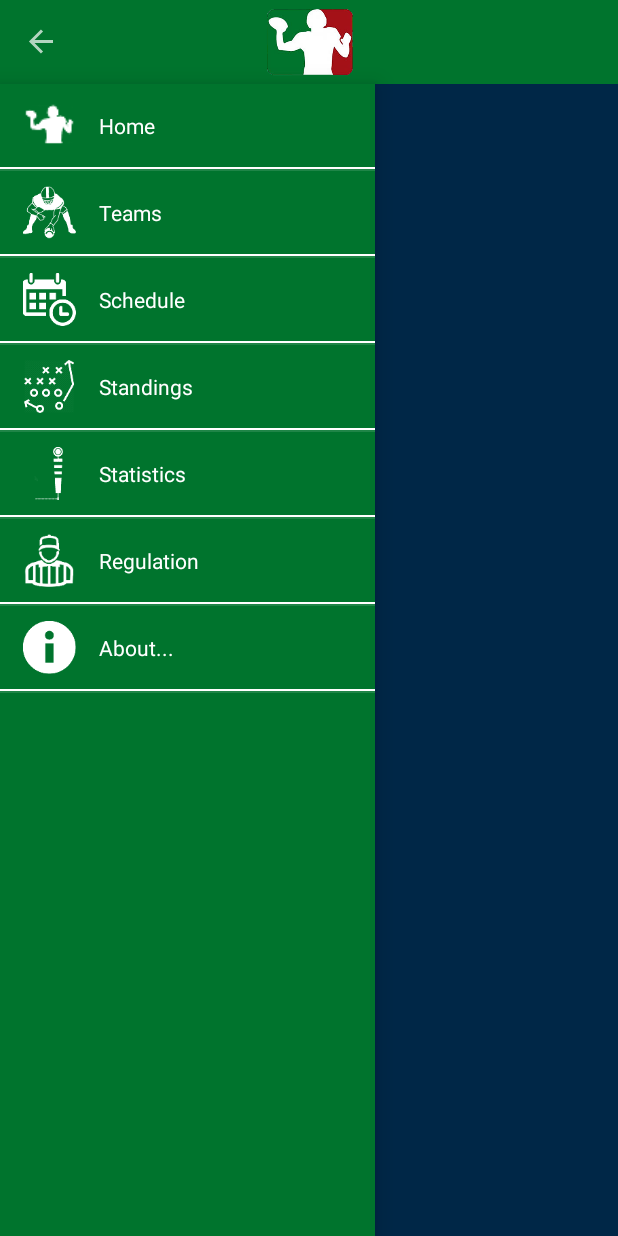
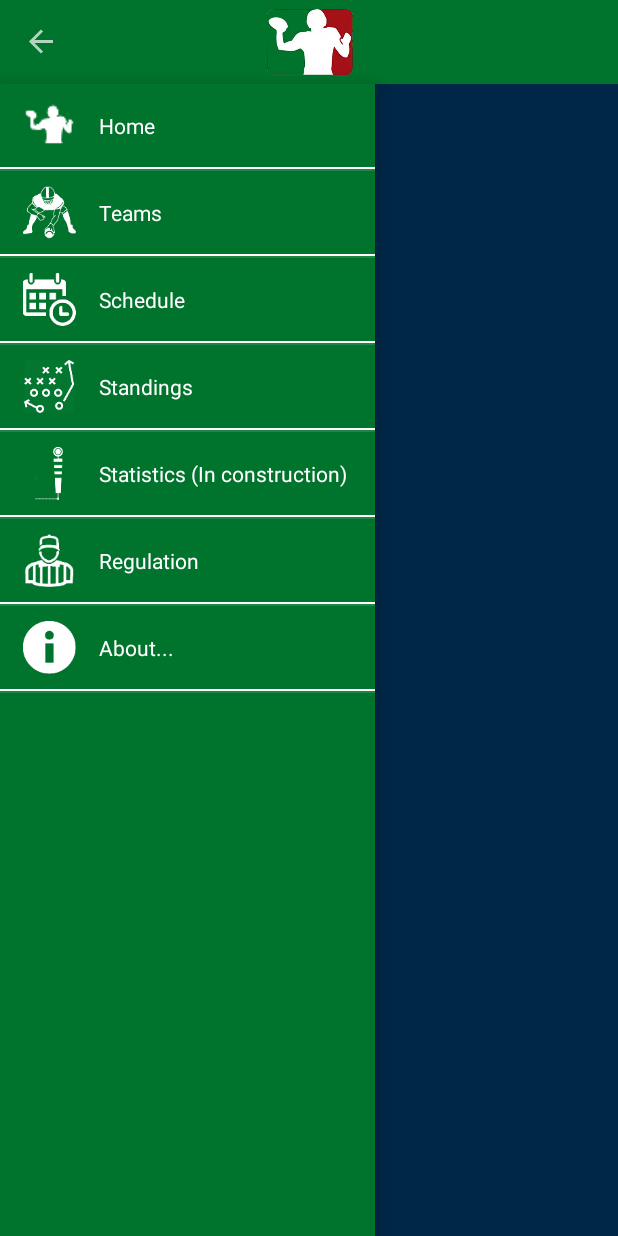
Before and after one commit to nedfoor3/LFA-original, an Android app: the MainActivity screen opened directly, with no data from a screen before it, with the side drawer open, on a phone screen of 412 x 824 dp. Run offline under Robolectric (Android 15) with nearby library versions, the phone set to English and light mode, and no system bars; 1 statement that could not run was skipped.

Commit message:
Acerca de, Listo Settings se fue, cambio Strings

```diff
--- a/app/src/main/java/com/proyectofootball/titanes/lfa/MainActivity.java
+++ b/app/src/main/java/com/proyectofootball/titanes/lfa/MainActivity.java
@@ -49,7 +49,7 @@ public class MainActivity extends AppCompatActivity {
         listSliding.add(new ItemSlideMenu(R.drawable.ic_player, getResources().getString(R.string.teams)));
         listSliding.add(new ItemSlideMenu(R.drawable.ic_calendar_time, getResources().getString(R.string.schedule)));
         listSliding.add(new ItemSlideMenu(R.drawable.ic_football_play, getResources().getString(R.string.standings)));
-        listSliding.add(new ItemSlideMenu(R.drawable.ic_first_down_mark, getResources().getString(R.string.estadisticas)));
+        listSliding.add(new ItemSlideMenu(R.drawable.ic_first_down_mark, getResources().getString(R.string.estadisticas)+ " " + getResources().getString(R.string.construyendo)));
         listSliding.add(new ItemSlideMenu(R.drawable.ic_referee, getResources().getString(R.string.reglamento)));
         listSliding.add(new ItemSlideMenu(R.drawable.ic_info, getResources().getString(R.string.acerca_de)));
         //listSliding.add(new ItemSlideMenu(R.drawable.ic_engranes, getResources().getString(R.string.action_settings)));
--- a/app/src/main/res/values/strings.xml
+++ b/app/src/main/res/values/strings.xml
@@ -123,6 +123,7 @@
         "For example, position the FAB to one side of stream of a cards so the FAB won’t interfere "
         "when a user tries to pick up one of cards.\n\n"
     </string>
+    <string name="construyendo">(In construction)</string>
 
 
 </resources>
```
Also changed, not shown: 1 other file.
